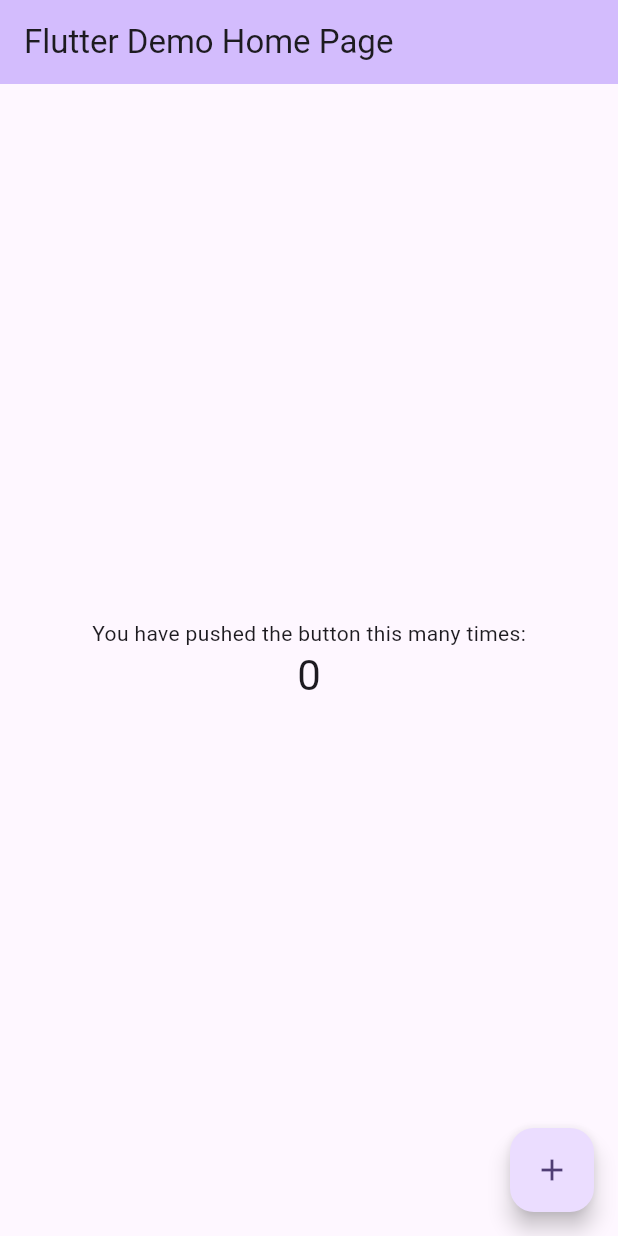
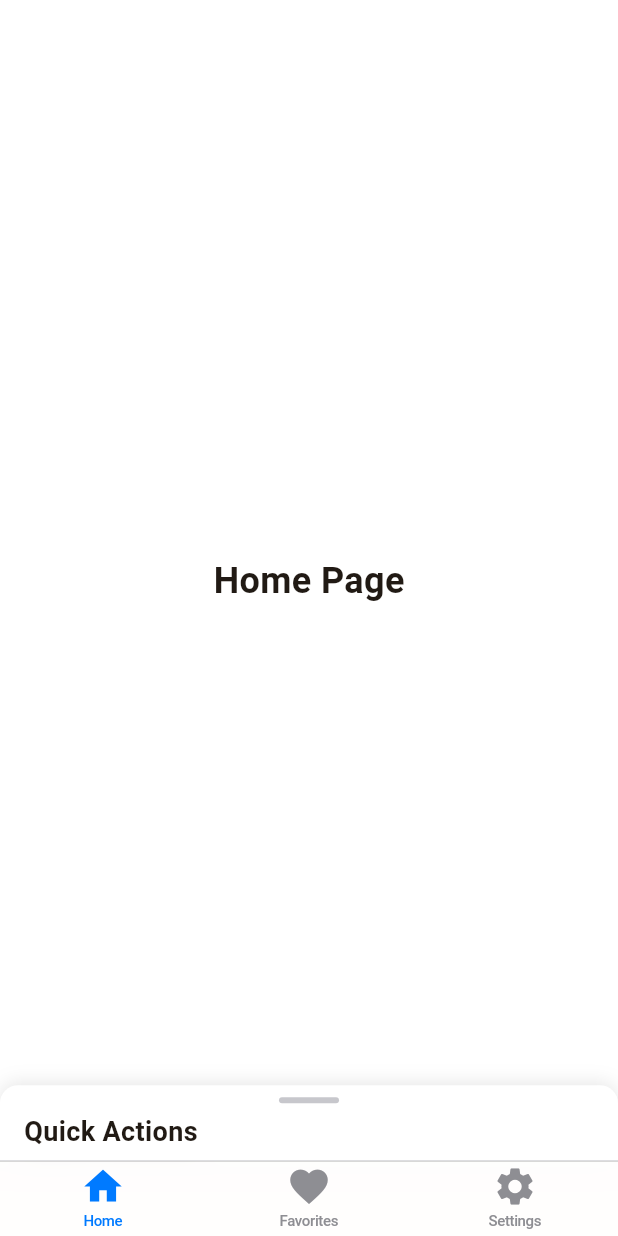
Before and after one commit to 0xjeffro/Signal, a Flutter app: the screen it shows after launch, on a phone screen of 412 x 824 dp. Run offline on Flutter 3.47's test engine with Material 3 defaults, Android fonts, the phone set to English and light mode, and no system bars.

Commit message:
Add provider dependency and refactor main app structure
- Added `provider` package to dependencies for state management.
- Refactored `MyApp` to use `ChangeNotifierProvider` for state management.
- Updated `MyHomePage` to utilize a bottom navigation bar with tabs for Home, Favorites, and Settings.
- Simplified the app structure by removing unused code and comments.

```diff
--- a/signal_app/lib/main.dart
+++ b/signal_app/lib/main.dart
@@ -1,122 +1,124 @@
+import 'package:flutter/cupertino.dart';
 import 'package:flutter/material.dart';
+import 'package:provider/provider.dart';
+import 'widgets/draggable_bottom_sheet.dart';
 
 void main() {
-  runApp(const MyApp());
+  runApp(MyApp());
 }
 
 class MyApp extends StatelessWidget {
   const MyApp({super.key});
-
-  // This widget is the root of your application.
   @override
   Widget build(BuildContext context) {
-    return MaterialApp(
-      title: 'Flutter Demo',
-      theme: ThemeData(
-        // This is the theme of your application.
-        //
-        // TRY THIS: Try running your application with "flutter run". You'll see
-        // the application has a purple toolbar. Then, without quitting the app,
-        // try changing the seedColor in the colorScheme below to Colors.green
-        // and then invoke "hot reload" (save your changes or press the "hot
-        // reload" button in a Flutter-supported IDE, or press "r" if you used
-        // the command line to start the app).
-        //
-        // Notice that the counter didn't reset back to zero; the application
-        // state is not lost during the reload. To reset the state, use hot
-        // restart instead.
-        //
-        // This works for code too, not just values: Most code changes can be
-        // tested with just a hot reload.
-        colorScheme: ColorScheme.fromSeed(seedColor: Colors.deepPurple),
+    return ChangeNotifierProvider(
+      create: (context) => MyAppState(),
+      child: CupertinoApp(
+        theme: CupertinoThemeData(primaryColor: CupertinoColors.systemOrange),
+        home: MyHomePage(),
       ),
-      home: const MyHomePage(title: 'Flutter Demo Home Page'),
     );
   }
 }
 
-class MyHomePage extends StatefulWidget {
-  const MyHomePage({super.key, required this.title});
+class MyAppState extends ChangeNotifier {
+  int selectedIndex = 0;
+  bool isBottomSheetExpanded = false;
 
-  // This widget is the home page of your application. It is stateful, meaning
-  // that it has a State object (defined below) that contains fields that affect
-  // how it looks.
+  void setSelectedIndex(int index) {
+    selectedIndex = index;
+    notifyListeners();
+  }
 
-  // This class is the configuration for the state. It holds the values (in this
-  // case the title) provided by the parent (in this case the App widget) and
-  // used by the build method of the State. Fields in a Widget subclass are
-  // always marked "final".
-
-  final String title;
-
-  @override
-  State<MyHomePage> createState() => _MyHomePageState();
+  void toggleBottomSheet() {
+    isBottomSheetExpanded = !isBottomSheetExpanded;
+    notifyListeners();
+  }
 }
 
-class _MyHomePageState extends State<MyHomePage> {
-  int _counter = 0;
-
-  void _incrementCounter() {
-    setState(() {
-      // This call to setState tells the Flutter framework that something has
-      // changed in this State, which causes it to rerun the build method below
-      // so that the display can reflect the updated values. If we changed
-      // _counter without calling setState(), then the build method would not be
-      // called again, and so nothing would appear to happen.
-      _counter++;
-    });
-  }
+class MyHomePage extends StatelessWidget {
+  const MyHomePage({super.key});
 
   @override
   Widget build(BuildContext context) {
-    // This method is rerun every time setState is called, for instance as done
-    // by the _incrementCounter method above.
-    //
-    // The Flutter framework has been optimized to make rerunning build methods
-    // fast, so that you can just rebuild anything that needs updating rather
-    // than having to individually change instances of widgets.
+    var appState = context.watch<MyAppState>();
+
     return Scaffold(
-      appBar: AppBar(
-        // TRY THIS: Try changing the color here to a specific color (to
-        // Colors.amber, perhaps?) and trigger a hot reload to see the AppBar
-        // change color while the other colors stay the same.
-        backgroundColor: Theme.of(context).colorScheme.inversePrimary,
-        // Here we take the value from the MyHomePage object that was created by
-        // the App.build method, and use it to set our appbar title.
-        title: Text(widget.title),
+      body: Stack(
+        children: [
+          _buildBody(appState),
+          Positioned(
+            bottom: 0,
+            left: 0,
+            right: 0,
+            child: DraggableBottomSheet(appState: appState),
+          ),
+        ],
       ),
-      body: Center(
-        // Center is a layout widget. It takes a single child and positions it
-        // in the middle of the parent.
-        child: Column(
-          // Column is also a layout widget. It takes a list of children and
-          // arranges them vertically. By default, it sizes itself to fit its
-          // children horizontally, and tries to be as tall as its parent.
-          //
-          // Column has various properties to control how it sizes itself and
-          // how it positions its children. Here we use mainAxisAlignment to
-          // center the children vertically; the main axis here is the vertical
-          // axis because Columns are vertical (the cross axis would be
-          // horizontal).
-          //
-          // TRY THIS: Invoke "debug painting" (choose the "Toggle Debug Paint"
-          // action in the IDE, or press "p" in the console), to see the
-          // wireframe for each widget.
-          mainAxisAlignment: MainAxisAlignment.center,
-          children: <Widget>[
-            const Text('You have pushed the button this many times:'),
-            Text(
-              '$_counter',
-              style: Theme.of(context).textTheme.headlineMedium,
-            ),
-          ],
+      bottomNavigationBar: CupertinoTabBar(
+        currentIndex: appState.selectedIndex,
+        onTap: (index) => appState.setSelectedIndex(index),
+        backgroundColor: CupertinoColors.systemBackground.withOpacity(0.8),
+        activeColor: CupertinoColors.systemBlue,
+        inactiveColor: CupertinoColors.systemGrey,
+        items: [
+          BottomNavigationBarItem(icon: Icon(Icons.home), label: 'Home'),
+          BottomNavigationBarItem(
+            icon: Icon(Icons.favorite),
+            label: 'Favorites',
+          ),
+          BottomNavigationBarItem(
+            icon: Icon(Icons.settings),
+            label: 'Settings',
+          ),
+        ],
+      ),
+    );
+  }
+
+  Widget _buildBody(MyAppState appState) {
+    switch (appState.selectedIndex) {
+      case 0:
+        return CupertinoPageScaffold(child: _buildHomeTab(appState));
+      case 1:
+        return CupertinoPageScaffold(
+          navigationBar: CupertinoNavigationBar(middle: Text('Favorites')),
+          child: _buildFavoritesTab(),
+        );
+      case 2:
+        return CupertinoPageScaffold(
+          navigationBar: CupertinoNavigationBar(middle: Text('Settings')),
+          child: _buildSettingsTab(),
+        );
+      default:
+        return Container();
+    }
+  }
+
+  Widget _buildHomeTab(MyAppState appState) {
+    return SafeArea(
+      child: Center(
+        child: Text(
+          'Home Page',
+          style: TextStyle(fontSize: 24, fontWeight: FontWeight.bold),
         ),
       ),
-      floatingActionButton: FloatingActionButton(
-        onPressed: _incrementCounter,
-        tooltip: 'Increment',
-        child: const Icon(Icons.add),
-      ), // This trailing comma makes auto-formatting nicer for build methods.
+    );
+  }
+
+  Widget _buildFavoritesTab() {
+    return SafeArea(
+      child: Center(
+        child: Text('Favorites will go here', style: TextStyle(fontSize: 18)),
+      ),
+    );
+  }
+
+  Widget _buildSettingsTab() {
+    return SafeArea(
+      child: Center(
+        child: Text('Settings will go here', style: TextStyle(fontSize: 18)),
+      ),
     );
   }
 }
--- /dev/null
+++ b/signal_app/lib/widgets/draggable_bottom_sheet.dart
@@ -0,0 +1,117 @@
+import 'package:flutter/cupertino.dart';
+import 'package:flutter/material.dart';
+import '../main.dart';
+
+class DraggableBottomSheet extends StatefulWidget {
+  final MyAppState appState;
+
+  const DraggableBottomSheet({super.key, required this.appState});
+
+  @override
+  State<DraggableBottomSheet> createState() => _DraggableBottomSheetState();
+}
+
+class _DraggableBottomSheetState extends State<DraggableBottomSheet>
+    with SingleTickerProviderStateMixin {
+  late AnimationController _animationController;
+  double _currentHeight = 50.5;
+  final double _minHeight = 50.5;
+  final double _maxHeight = 300.0;
+
+  @override
+  void initState() {
+    super.initState();
+    _animationController = AnimationController(
+      duration: Duration(milliseconds: 300),
+      vsync: this,
+    );
+  }
+
+  @override
+  void dispose() {
+    _animationController.dispose();
+    super.dispose();
+  }
+
+  @override
+  Widget build(BuildContext context) {
+    return GestureDetector(
+      onVerticalDragUpdate: (details) {
+        setState(() {
+          _currentHeight -= details.delta.dy;
+          _currentHeight = _currentHeight.clamp(_minHeight, _maxHeight);
+        });
+      },
+      onVerticalDragEnd: (details) {
+        if (_currentHeight > (_minHeight + _maxHeight) / 2) {
+          _expandSheet();
+        } else {
+          _collapseSheet();
+        }
+      },
+      child: AnimatedContainer(
+        duration: Duration(milliseconds: 200),
+        height: _currentHeight,
+        decoration: BoxDecoration(
+          color: CupertinoColors.systemBackground,
+          borderRadius: BorderRadius.only(
+            topLeft: Radius.circular(12),
+            topRight: Radius.circular(12),
+          ),
+          boxShadow: [
+            BoxShadow(
+              color: Colors.black.withValues(alpha: 0.1),
+              blurRadius: 10,
+              offset: Offset(0, -1),
+            ),
+          ],
+        ),
+        child: Column(
+          children: [
+            // Drag Handle
+            Container(
+              margin: EdgeInsets.only(top: 8),
+              width: 40,
+              height: 4,
+              decoration: BoxDecoration(
+                color: CupertinoColors.systemGrey3,
+                borderRadius: BorderRadius.circular(2),
+              ),
+            ),
+            // Quick Actions文本
+            Padding(
+              padding: EdgeInsets.fromLTRB(16, 6, 16, 6),
+              child: Align(
+                alignment: Alignment.centerLeft,
+                child: Text(
+                  'Quick Actions',
+                  style: TextStyle(fontSize: 18, fontWeight: FontWeight.bold),
+                ),
+              ),
+            ),
+            // 分割线在Quick Actions底部，延伸到全宽
+            Container(
+              height: 0.5,
+              width: double.infinity,
+              color: CupertinoColors.systemGrey4,
+            ),
+            // 剩余空间
+            Expanded(child: Container()),
+          ],
+        ),
+      ),
+    );
+  }
+
+  void _expandSheet() {
+    setState(() {
+      _currentHeight = _maxHeight;
+    });
+  }
+
+  void _collapseSheet() {
+    setState(() {
+      _currentHeight = _minHeight;
+    });
+  }
+}
--- a/signal_app/pubspec.yaml
+++ b/signal_app/pubspec.yaml
@@ -34,6 +34,7 @@ dependencies:
   # The following adds the Cupertino Icons font to your application.
   # Use with the CupertinoIcons class for iOS style icons.
   cupertino_icons: ^1.0.8
+  provider: ^6.1.2
 
 dev_dependencies:
   flutter_test:
```
